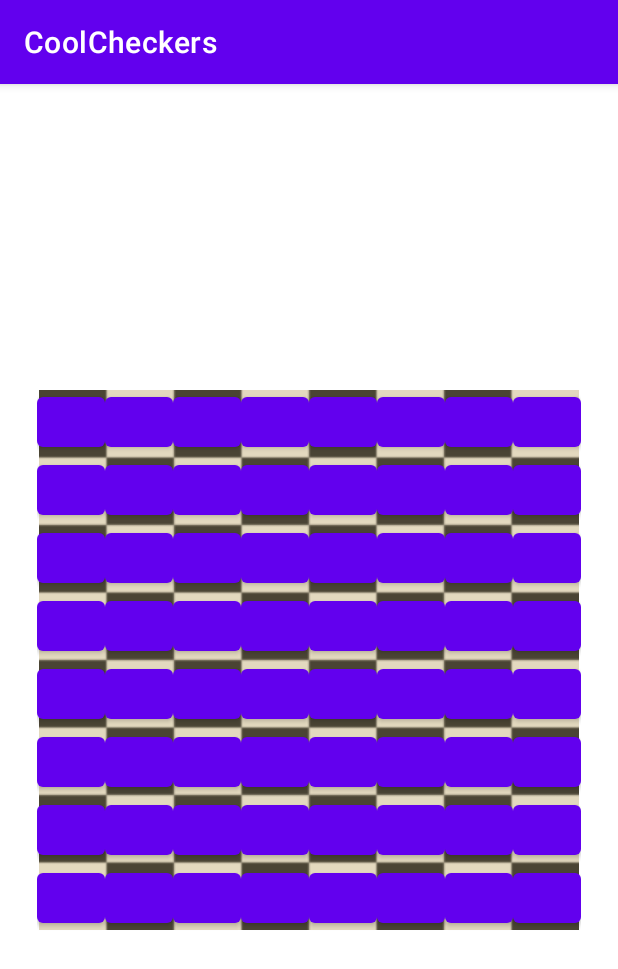
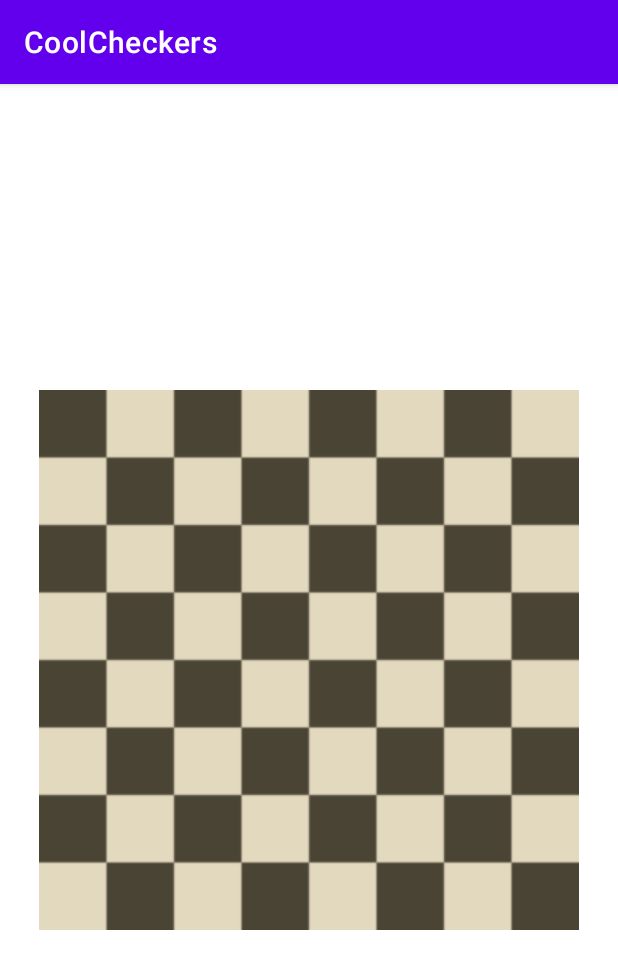
Before and after one commit to TheFadedOne/CoolCheckers, an Android app: the screen it shows after launch (MainActivity), on a phone screen of 412 x 824 dp. Shown: the top 969 px of the screen. Run offline under Robolectric (Android 15) with nearby library versions, the light colour scheme and no system bars.

Commit message:
updated main layout

```diff
--- a/app/src/main/res/layout/activity_main.xml
+++ b/app/src/main/res/layout/activity_main.xml
@@ -22,12 +22,15 @@
         android:id="@+id/CheckerGameBoard"
         android:layout_width="wrap_content"
         android:layout_height="wrap_content"
+        android:clickable="false"
         android:columnCount="8"
         android:rowCount="8"
+        android:visibility="invisible"
         app:layout_constraintBottom_toBottomOf="parent"
         app:layout_constraintLeft_toLeftOf="parent"
         app:layout_constraintRight_toRightOf="parent"
-        app:layout_constraintTop_toTopOf="parent">
+        app:layout_constraintTop_toTopOf="parent"
+        tools:visibility="invisible">
 
         <Button style="@style/BoardPositionButton" />
 
```
